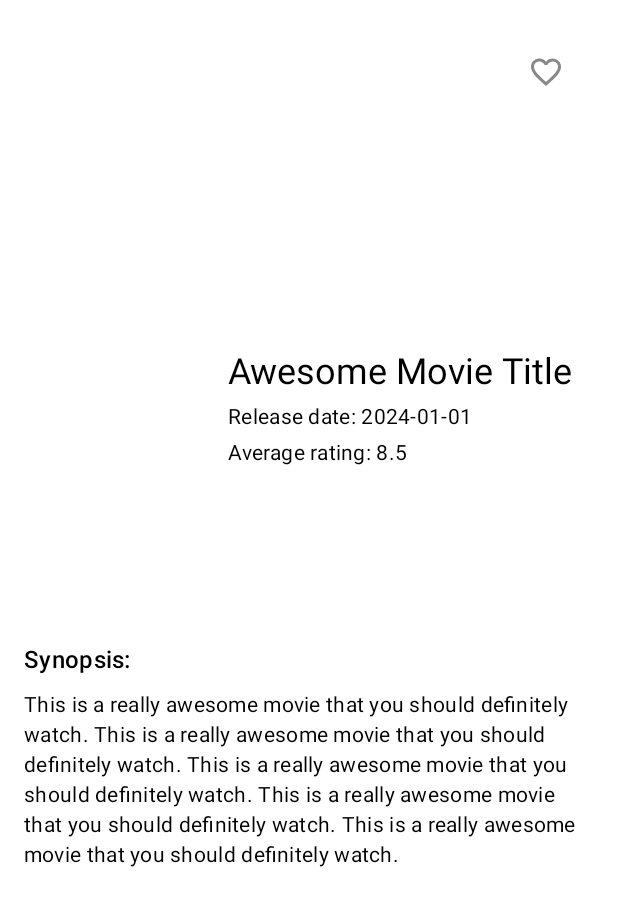
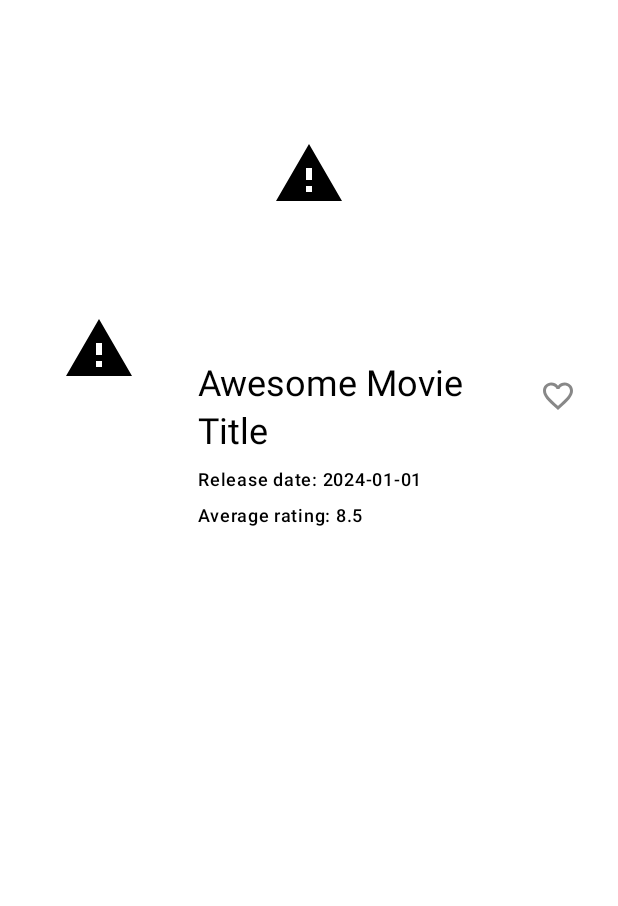
Before and after one commit to DavisJP/PopularMovies, an Android app built with Jetpack Compose: the @Preview function MovieDetailsContentEmptyPreview, on a phone screen of 412 x 824 dp. Shown: the top 906 px of the screen. Run offline under Robolectric (Android 15) with nearby library versions, the phone set to English and light mode, and no system bars; our stand-ins replace constraintlayout-compose, livedata-compose; pictures from the network do not load.

Commit message:
Refactor to use constraint layout compose.

```diff
--- a/app/build.gradle
+++ b/app/build.gradle
@@ -134,6 +134,8 @@ dependencies {
     debugImplementation 'androidx.compose.ui:ui-tooling'
     implementation 'androidx.compose.ui:ui-tooling-preview'
     implementation 'androidx.compose.ui:ui-graphics'
+
+    implementation "androidx.constraintlayout:constraintlayout-compose:1.1.1"
     implementation 'androidx.activity:activity-compose:1.10.1'
 
     testImplementation 'org.mockito:mockito-core:5.18.0'
--- a/app/src/main/java/com/exercise/davismiyashiro/popularmovies/moviedetails/MovieDetailsActivity.kt
+++ b/app/src/main/java/com/exercise/davismiyashiro/popularmovies/moviedetails/MovieDetailsActivity.kt
@@ -35,6 +35,7 @@ import androidx.compose.foundation.layout.Box
 import androidx.compose.foundation.layout.Column
 import androidx.compose.foundation.layout.Row
 import androidx.compose.foundation.layout.Spacer
+import androidx.compose.foundation.layout.aspectRatio
 import androidx.compose.foundation.layout.fillMaxSize
 import androidx.compose.foundation.layout.fillMaxWidth
 import androidx.compose.foundation.layout.height
@@ -45,11 +46,13 @@ import androidx.compose.foundation.lazy.LazyColumn
 import androidx.compose.foundation.lazy.items
 import androidx.compose.material.icons.Icons
 import androidx.compose.material.icons.filled.Favorite
-import androidx.compose.material.icons.filled.FavoriteBorder
 import androidx.compose.material.icons.filled.PlayArrow
+import androidx.compose.material.icons.filled.Warning
+import androidx.compose.material.icons.outlined.FavoriteBorder
 import androidx.compose.material3.CircularProgressIndicator
-import androidx.compose.material3.Divider
+import androidx.compose.material3.DividerDefaults
 import androidx.compose.material3.ExperimentalMaterial3Api
+import androidx.compose.material3.HorizontalDivider
 import androidx.compose.material3.Icon
 import androidx.compose.material3.IconToggleButton
 import androidx.compose.material3.MaterialTheme
@@ -68,6 +71,8 @@ import androidx.compose.ui.platform.LocalContext
 import androidx.compose.ui.platform.LocalInspectionMode
 import androidx.compose.ui.text.style.TextOverflow
 import androidx.compose.ui.unit.dp
+import androidx.constraintlayout.compose.ConstraintLayout
+import androidx.constraintlayout.compose.Dimension
 import androidx.core.net.toUri
 import androidx.lifecycle.ViewModelProvider
 import coil3.compose.SubcomposeAsyncImage
@@ -105,10 +110,6 @@ class MovieDetailsActivity : ComponentActivity() {
                 )
             }
         }
-    }
-
-    private fun showDbResultMessage(@StringRes msg: Int) {
-        Toast.makeText(this, msg, Toast.LENGTH_SHORT).show()
     }
 
     private fun openTrailer(param: String) {
@@ -194,94 +195,117 @@ fun MovieDetailsContent(
     LazyColumn(
         modifier = modifier
             .fillMaxSize()
-            .padding(horizontal = 16.dp)
     ) {
-        item { Spacer(modifier = Modifier.height(16.dp)) }
+        // Movie Poster and Basic Info
+        item {
+            ConstraintLayout(
+                modifier = Modifier
+                    .fillMaxWidth()
+                    .padding(bottom = 16.dp)
+            ) {
+                val (
+                    backdropRef, posterRef, titleRef, favoriteRef,
+                    releaseDateRef,
+                    voteAverageRef,
+                ) = createRefs()
 
-        // Movie Backdrop and Favorite Icon
-        item {
-            Box(modifier = Modifier.fillMaxWidth()) {
-                val headerImage = if (LocalInspectionMode.current) {
-                    R.drawable.header
-                } else {
-                    movieDetails.backdropPath
-                }
+                val leftGuideline = createGuidelineFromStart(16.dp)
+                val rightGuideline = createGuidelineFromEnd(16.dp)
+
+                // Backdrop Image
+                val backdropModel =
+                    if (LocalInspectionMode.current) {
+                        R.drawable.header
+                    } else {
+                        movieDetails.backdropPath
+                    }
                 ImagePlaceholder(
-                    model = headerImage,
-                    contentDescription = "Movie Backdrop",
+                    model = backdropModel,
+                    contentDescription = "Backdrop",
                     modifier = Modifier
-                        .fillMaxWidth()
-                        .height(200.dp)
+                        .constrainAs(backdropRef) {
+                            top.linkTo(parent.top)
+                            start.linkTo(parent.start)
+                            end.linkTo(parent.end)
+                            width = Dimension.fillToConstraints
+                        }
+                        .aspectRatio(16f / 9f)
                 )
+
+                // Poster Image
+                val posterModel =
+                    if (LocalInspectionMode.current) {
+                        R.drawable.poster
+                    } else {
+                        movieDetails.posterPath
+                    }
+                ImagePlaceholder(
+                    model = posterModel,
+                    contentDescription = stringResource(R.string.movie_poster_description),
+                    modifier = Modifier
+                        .constrainAs(posterRef) {
+                            top.linkTo(backdropRef.bottom)
+                            bottom.linkTo(backdropRef.bottom)
+                            start.linkTo(leftGuideline)
+                            width = Dimension.value(100.dp)
+                            height = Dimension.value(150.dp)
+                        }
+                )
+
+                // Movie Title
+                Text(
+                    text = movieDetails.title,
+                    style = MaterialTheme.typography.headlineSmall,
+                    maxLines = 3,
+                    overflow = TextOverflow.Ellipsis,
+                    modifier = Modifier.constrainAs(titleRef) {
+                        top.linkTo(backdropRef.bottom, margin = 8.dp) // Below backdrop
+                        start.linkTo(posterRef.end, margin = 16.dp) // To the right of the poster
+                        end.linkTo(favoriteRef.start, margin = 8.dp)
+                        width = Dimension.fillToConstraints
+                    }
+                )
+
+                // Favorite Toggle Button
                 IconToggleButton(
                     checked = isFavorite,
                     onCheckedChange = { onFavoriteToggle() },
-                    modifier = Modifier
-                        .align(Alignment.TopEnd)
-                        .padding(8.dp)
+                    modifier = Modifier.constrainAs(favoriteRef) {
+                        top.linkTo(titleRef.top)
+                        end.linkTo(rightGuideline)
+                    }
                 ) {
                     Icon(
-                        imageVector = if (isFavorite) Icons.Filled.Favorite else Icons.Filled.FavoriteBorder,
+                        imageVector = if (isFavorite) Icons.Filled.Favorite else Icons.Outlined.FavoriteBorder,
                         contentDescription = stringResource(R.string.mark_as_favorite),
                         tint = if (isFavorite) MaterialTheme.colorScheme.primary else Color.Gray
                     )
                 }
-            }
-        }
 
-        item { Spacer(modifier = Modifier.height(16.dp)) }
-
-        // Movie Poster and Basic Info
-        item {
-            Row(
-                verticalAlignment = Alignment.Top
-            ) {
-                val poster = if (LocalInspectionMode.current) {
-                    R.drawable.poster
-                } else {
-                    movieDetails.posterPath
-                }
-                ImagePlaceholder(
-                    model = poster,
-                    contentDescription = "Movie Poster",
-                    modifier = Modifier
-                        .width(120.dp)
-                        .height(180.dp)
-                )
-                Spacer(modifier = Modifier.width(16.dp))
-                Column {
-                    Text(text = movieDetails.title, style = MaterialTheme.typography.headlineSmall)
-                    Spacer(modifier = Modifier.height(4.dp))
-                    Text(
-                        text = stringResource(R.string.release_date, movieDetails.releaseDate),
-                        style = MaterialTheme.typography.bodyMedium
-                    )
-                    Spacer(modifier = Modifier.height(4.dp))
+                // Release Date & Average Rating
+                if (movieDetails.releaseDate.isNotEmpty()) {
                     Text(
                         text = stringResource(
-                            R.string.average_rating,
-                            movieDetails.voteAverage.toString()
-                        ), style = MaterialTheme.typography.bodyMedium
+                            R.string.release_date,
+                            movieDetails.releaseDate
+                        ),
+                        style = MaterialTheme.typography.labelMedium,
+                        modifier = Modifier.constrainAs(releaseDateRef) {
+                            top.linkTo(titleRef.bottom, margin = 8.dp)
+                            start.linkTo(titleRef.start) // Align with title's start
+                        }
+                    )
+                    Text(
+                        text = stringResource(R.string.average_rating, movieDetails.voteAverage),
+                        style = MaterialTheme.typography.labelMedium,
+                        modifier = Modifier.constrainAs(voteAverageRef) {
+                            top.linkTo(releaseDateRef.bottom, margin = 8.dp)
+                            start.linkTo(titleRef.start)
+                        }
                     )
                 }
             }
         }
-
-        item { Spacer(modifier = Modifier.height(16.dp)) }
-
-        // Synopsis
-        item {
-            Column {
-                Text(
-                    text = stringResource(R.string.synopsis_title),
-                    style = MaterialTheme.typography.titleMedium
-                )
-                Spacer(modifier = Modifier.height(8.dp))
-                Text(text = movieDetails.overview, style = MaterialTheme.typography.bodyMedium)
-            }
-        }
-
-        item { Spacer(modifier = Modifier.height(16.dp)) }
 
         // Trailers
         if (trailers.isNotEmpty()) {
@@ -289,16 +313,23 @@ fun MovieDetailsContent(
                 Text(
                     text = stringResource(R.string.trailers),
                     style = MaterialTheme.typography.titleMedium,
-                    modifier = Modifier.padding(bottom = 8.dp)
+                    modifier = Modifier.padding(
+                        start = 16.dp,
+                        end = 16.dp,
+                        top = 16.dp,
+                        bottom = 8.dp
+                    )
                 )
             }
             items(trailers) { trailer ->
                 TrailerItem(trailer = trailer, onClick = { onTrailerClick(trailer) })
-                Divider()
+                HorizontalDivider(
+                    modifier = Modifier.padding(horizontal = 16.dp),
+                    thickness = DividerDefaults.Thickness,
+                    color = DividerDefaults.color
+                )
             }
         }
-
-        item { Spacer(modifier = Modifier.height(16.dp)) }
 
         // Reviews
         if (reviews.isNotEmpty()) {
@@ -306,12 +337,21 @@ fun MovieDetailsContent(
                 Text(
                     text = stringResource(R.string.reviews),
                     style = MaterialTheme.typography.titleMedium,
-                    modifier = Modifier.padding(bottom = 8.dp)
+                    modifier = Modifier.padding(
+                        start = 16.dp,
+                        end = 16.dp,
+                        top = 16.dp,
+                        bottom = 8.dp
+                    )
                 )
             }
             items(reviews) { review ->
                 ReviewItem(review = review, onClick = { onReviewClick(review) })
-                Divider()
+                HorizontalDivider(
+                    modifier = Modifier.padding(horizontal = 16.dp),
+                    thickness = DividerDefaults.Thickness,
+                    color = DividerDefaults.color
+                )
             }
         }
         item { Spacer(modifier = Modifier.height(16.dp)) }
@@ -326,10 +366,18 @@ fun ImagePlaceholder(model: Any, contentDescription: String?, modifier: Modifier
         contentDescription = contentDescription,
         contentScale = ContentScale.Crop,
         loading = {
-            CircularProgressIndicator()
+            Box(contentAlignment = Alignment.Center, modifier = Modifier.fillMaxSize()) {
+                CircularProgressIndicator()
+            }
         },
         error = {
-
+            Box(contentAlignment = Alignment.Center, modifier = Modifier.fillMaxSize()) {
+                Icon(
+                    imageVector = Icons.Filled.Warning,
+                    contentDescription = "Error loading image",
+                    modifier = Modifier.size(48.dp)
+                )
+            }
         }
     )
 }
@@ -340,7 +388,7 @@ fun TrailerItem(trailer: Trailer, onClick: () -> Unit) {
         modifier = Modifier
             .fillMaxWidth()
             .clickable(onClick = onClick)
-            .padding(vertical = 12.dp),
+            .padding(horizontal = 16.dp, vertical = 12.dp),
         verticalAlignment = Alignment.CenterVertically
     ) {
         Icon(
@@ -360,9 +408,13 @@ fun ReviewItem(review: Review, onClick: () -> Unit) {
         modifier = Modifier
             .fillMaxWidth()
             .clickable(onClick = onClick)
-            .padding(vertical = 12.dp)
+            .padding(horizontal = 16.dp, vertical = 12.dp)
     ) {
-        Text(review.author, style = MaterialTheme.typography.titleSmall)
+        Text(
+            review.author,
+            style = MaterialTheme.typography.titleSmall,
+            overflow = TextOverflow.Ellipsis
+        )
         Spacer(modifier = Modifier.height(4.dp))
         Text(
             review.content,
--- a/app/src/main/java/com/exercise/davismiyashiro/popularmovies/movies/MovieListAdapter.kt
+++ b/app/src/main/java/com/exercise/davismiyashiro/popularmovies/movies/MovieListAdapter.kt
@@ -28,6 +28,7 @@ import android.view.LayoutInflater
 import android.view.ViewGroup
 import androidx.recyclerview.widget.RecyclerView
 import coil3.load
+import coil3.request.placeholder
 import com.exercise.davismiyashiro.popularmovies.databinding.MovieListItemBinding
 import com.exercise.davismiyashiro.popularmovies.moviedetails.MovieDetailsObservable
 
@@ -70,7 +71,10 @@ class MovieListAdapter(
 
         fun bind(movieDetails: MovieDetailsObservable) {
             if (movieDetails.posterPath.isNotEmpty()) {
-                binding.imgUrl.load(movieDetails.posterPath)
+                binding.imgUrl.load(movieDetails.posterPath) {
+                    placeholder(android.R.drawable.progress_indeterminate_horizontal)
+//                    error(android.R.drawable.stat_notify_error)
+                }
             }
             binding.imgUrl.setOnClickListener { mClickListener.getMovieClicked(movieDetails) }
         }
--- a/app/src/main/res/values/strings.xml
+++ b/app/src/main/res/values/strings.xml
@@ -47,4 +47,5 @@
     <string name="favorite_movies">Favorite Movies</string>
     <string name="please_check_your_network_status_or_try_again_later">Please check your network status or try again later.</string>
     <string name="backdrop_description">Screenshot of the movie</string>
+    <string name="movie_poster_description">Movie Poster</string>
 </resources>
```
